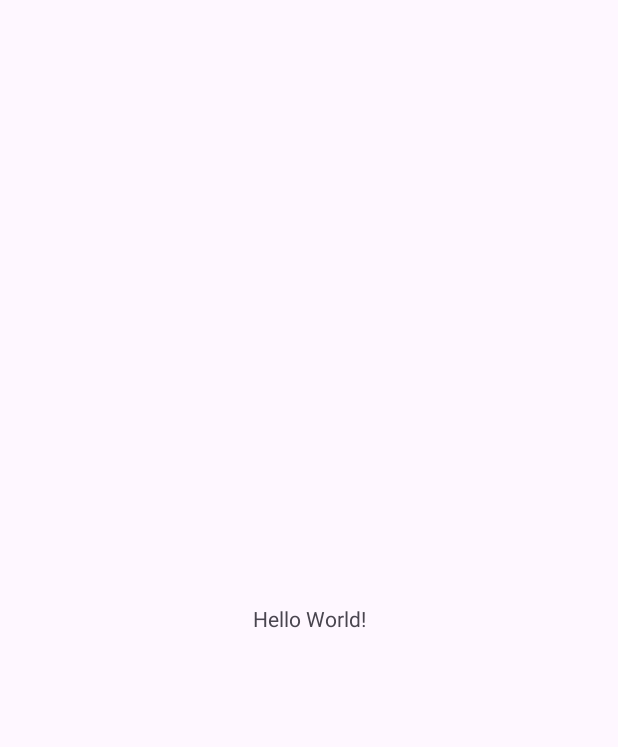
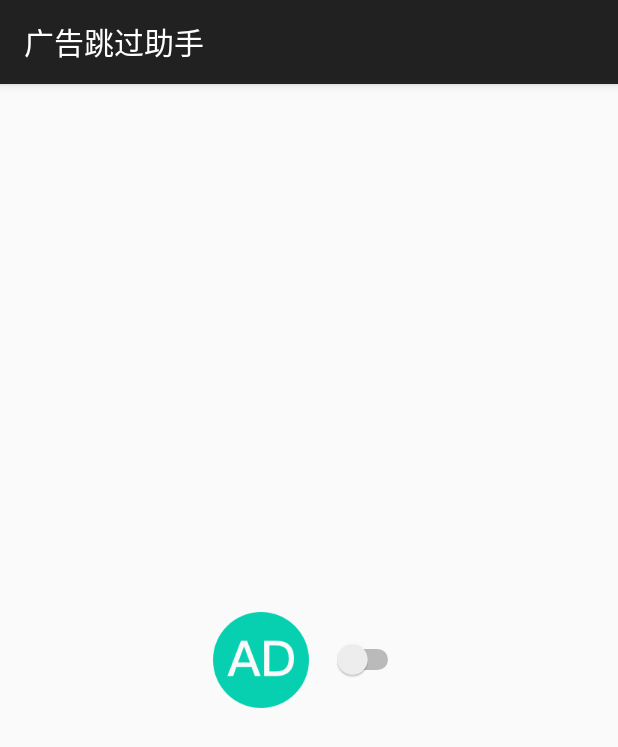
Before and after one commit to Giftedcat/AdSkipHelper, an Android app: the screen it shows after launch (MainActivity), on a phone screen of 412 x 824 dp. Before the commit the part shown is almost empty. Shown: the top 747 px of the screen. Run offline under Robolectric (Android 15) with nearby library versions, the phone set to English and light mode, and no system bars.

```diff
--- a/app/src/main/java/com/giftedcat/adskiphelper/MainActivity.java
+++ b/app/src/main/java/com/giftedcat/adskiphelper/MainActivity.java
@@ -3,12 +3,39 @@ package com.giftedcat.adskiphelper;
 import androidx.appcompat.app.AppCompatActivity;
 
 import android.os.Bundle;
+import android.util.Log;
+import android.widget.CompoundButton;
+import android.widget.Switch;
 
 public class MainActivity extends AppCompatActivity {
+
+    private Switch swSkip;
 
     @Override
     protected void onCreate(Bundle savedInstanceState) {
         super.onCreate(savedInstanceState);
         setContentView(R.layout.activity_main);
+
+        findViews();
+        initViews();
     }
+
+    private void findViews(){
+        swSkip = findViewById(R.id.sw_skip);
+    }
+
+    private void initViews() {
+        swSkip.setOnCheckedChangeListener(new CompoundButton.OnCheckedChangeListener() {
+            @Override
+            public void onCheckedChanged(CompoundButton buttonView, boolean isChecked) {
+                //TODO controlling helper
+                if (isChecked){
+                    //打开跳过助手
+                }else {
+                    //关闭跳过助手
+                }
+            }
+        });
+    }
+
 }
--- a/app/src/main/res/layout/activity_main.xml
+++ b/app/src/main/res/layout/activity_main.xml
@@ -1,18 +1,21 @@
 <?xml version="1.0" encoding="utf-8"?>
-<androidx.constraintlayout.widget.ConstraintLayout xmlns:android="http://schemas.android.com/apk/res/android"
-    xmlns:app="http://schemas.android.com/apk/res-auto"
+<LinearLayout xmlns:android="http://schemas.android.com/apk/res/android"
     xmlns:tools="http://schemas.android.com/tools"
     android:layout_width="match_parent"
     android:layout_height="match_parent"
+    android:gravity="center"
+    android:orientation="horizontal"
     tools:context=".MainActivity">
 
-    <TextView
+    <ImageView
+        android:src="@mipmap/ic_launcher"
         android:layout_width="wrap_content"
-        android:layout_height="wrap_content"
-        android:text="Hello World!"
-        app:layout_constraintBottom_toBottomOf="parent"
-        app:layout_constraintEnd_toEndOf="parent"
-        app:layout_constraintStart_toStartOf="parent"
-        app:layout_constraintTop_toTopOf="parent" />
+        android:layout_marginRight="15dp"
+        android:layout_height="wrap_content"/>
 
-</androidx.constraintlayout.widget.ConstraintLayout>
+    <Switch
+        android:id="@+id/sw_skip"
+        android:layout_width="wrap_content"
+        android:layout_height="wrap_content"/>
+
+</LinearLayout>
--- a/app/src/main/res/values/strings.xml
+++ b/app/src/main/res/values/strings.xml
@@ -1,3 +1,3 @@
 <resources>
-    <string name="app_name">AdSkipHelper</string>
+    <string name="app_name">广告跳过助手</string>
 </resources>
--- a/app/src/main/res/values/themes.xml
+++ b/app/src/main/res/values/themes.xml
@@ -1,6 +1,6 @@
 <resources xmlns:tools="http://schemas.android.com/tools">
     <!-- Base application theme. -->
-    <style name="Base.Theme.AdSkipHelper" parent="Theme.Material3.DayNight.NoActionBar">
+    <style name="Base.Theme.AdSkipHelper" parent="Theme.AppCompat.DayNight.DarkActionBar">
         <!-- Customize your light theme here. -->
         <!-- <item name="colorPrimary">@color/my_light_primary</item> -->
     </style>
```
Also changed, not shown: app/src/main/res/mipmap-xhdpi/ic_launcher.png.
